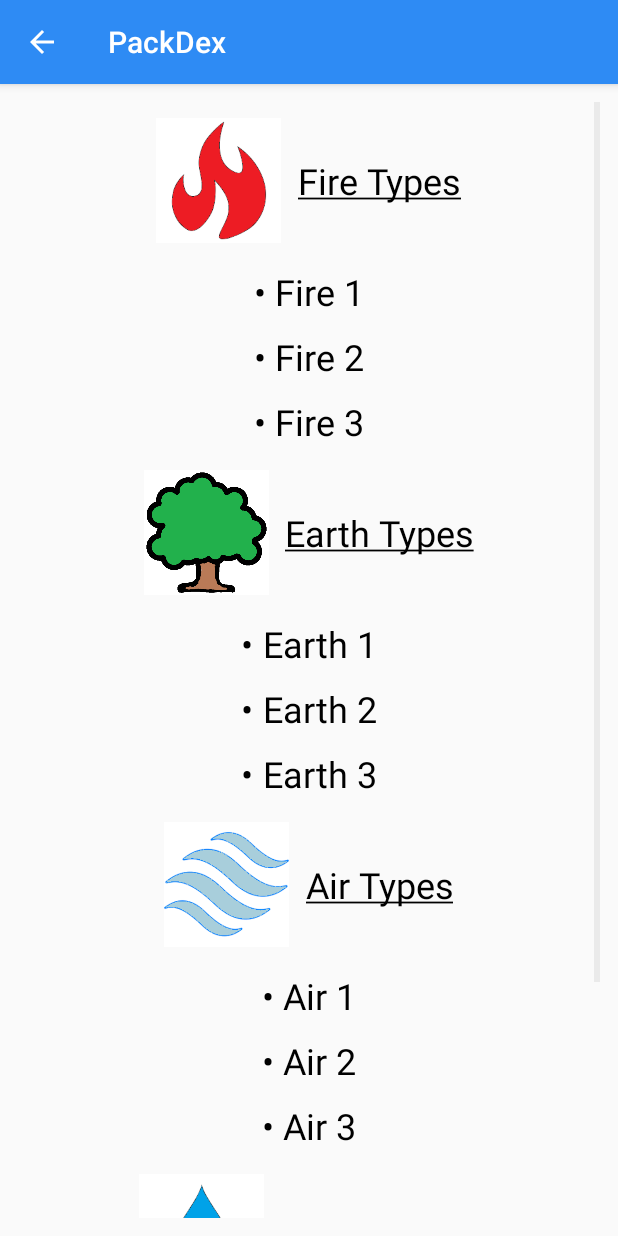
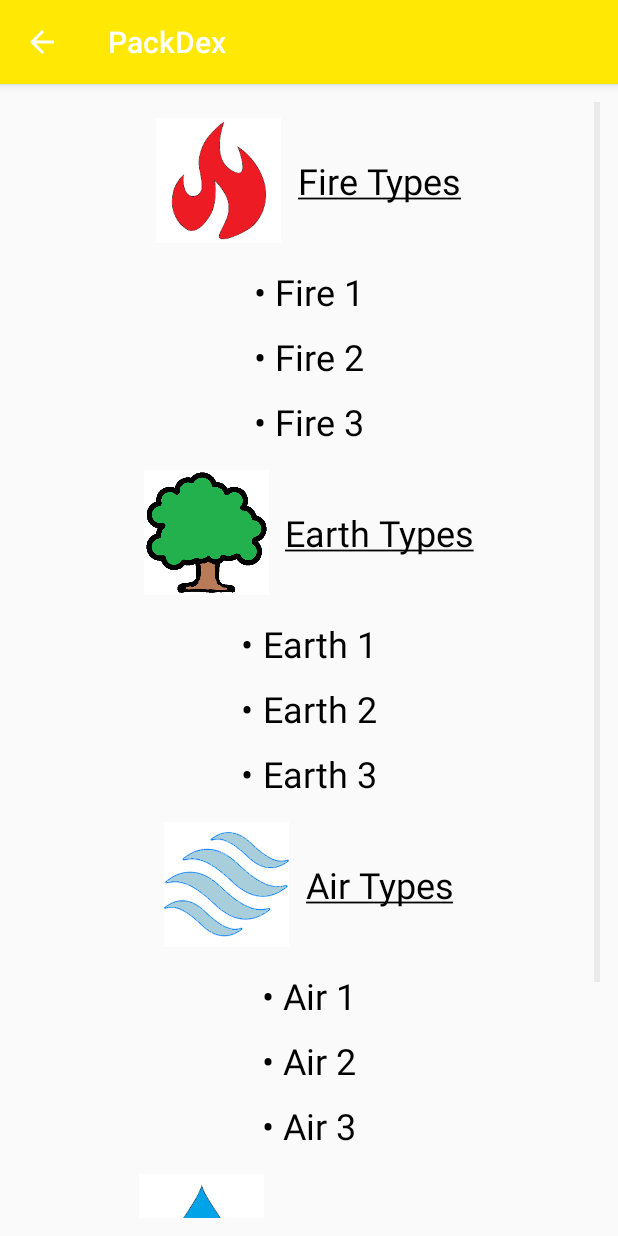
Before and after one commit to dapirra/PackPackMonsters, an Android app: the PackPackActivity screen opened directly, with no data from a screen before it, on a phone screen of 412 x 824 dp. Run offline under Robolectric (Android 15) with nearby library versions, the phone set to English and light mode, and no system bars.

Commit message:
Add files via upload

```diff
--- a/app/src/main/res/values/colors.xml
+++ b/app/src/main/res/values/colors.xml
@@ -1,8 +1,8 @@
 <?xml version="1.0" encoding="utf-8"?>
 <resources>
-    <color name="colorPrimary">#2e8bf4</color>
+    <color name="colorPrimary">#ffe803</color>
     <color name="colorPrimaryDark">#1c5494</color>
-    <color name="colorAccent">#f1fd34</color>
+    <color name="colorAccent">#2113b6</color>
 
     <color name="borderSelectedColor">#d3d3d3</color> <!-- Light gray. -->
     <color name="borderDefaultColor">@android:color/background_light</color>
```
